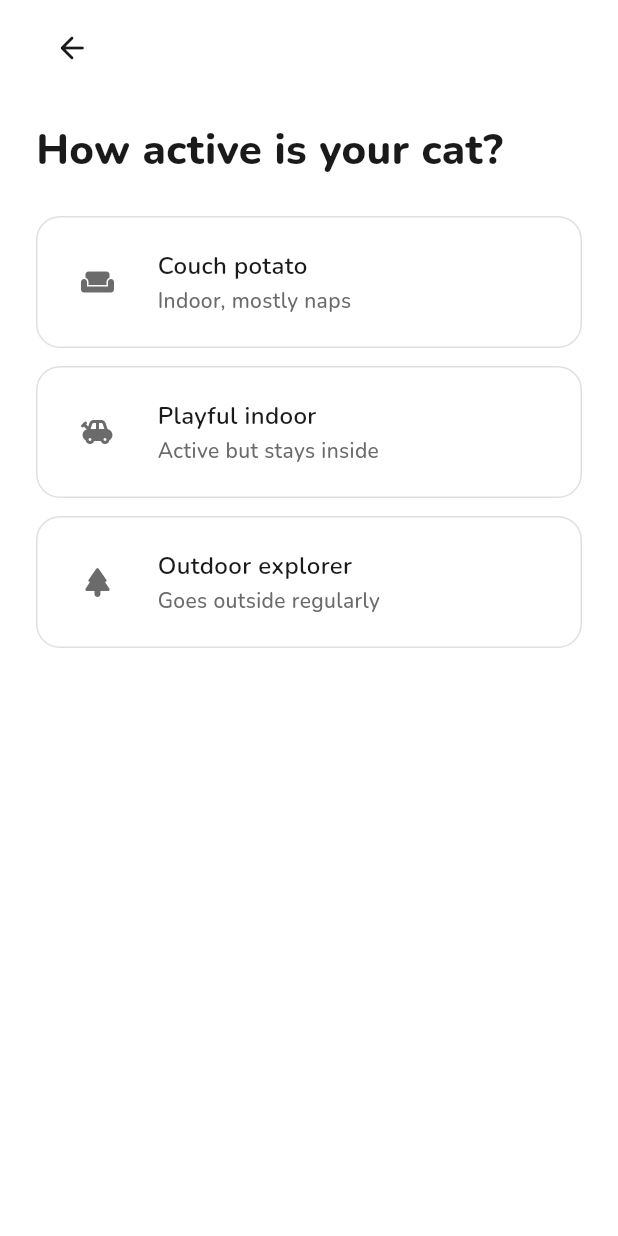
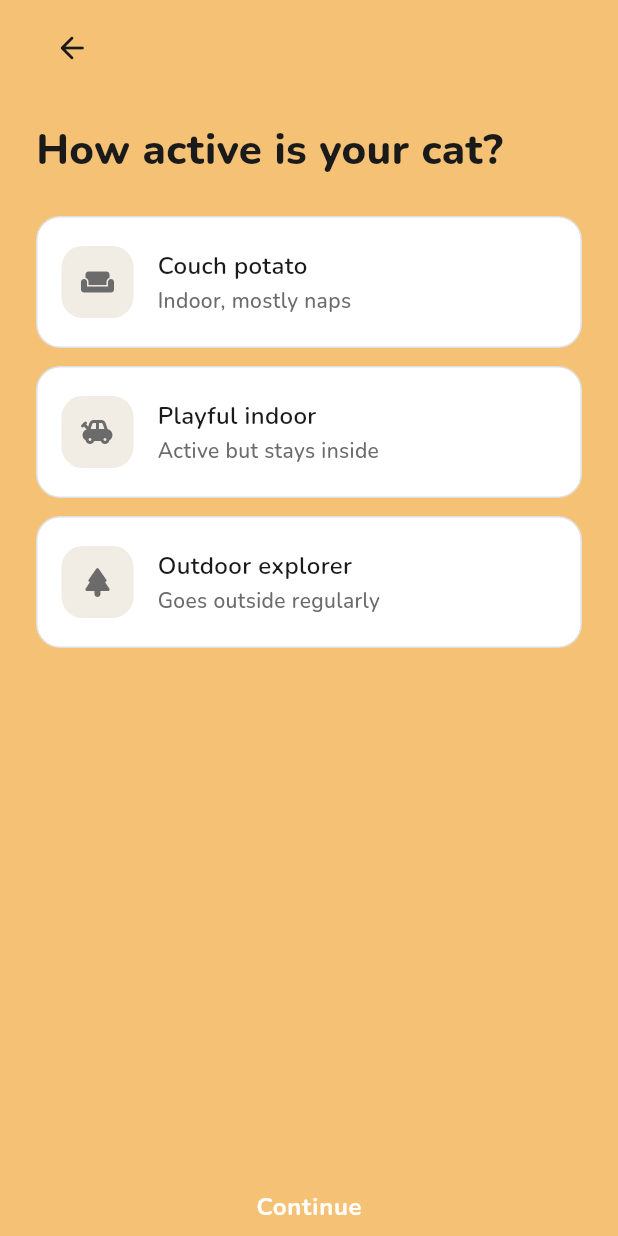
Before and after one commit to dhruvin-sarkar/Neko, a Flutter app: the OnboardingFlowView screen opened directly, on a phone screen of 412 x 824 dp. Run offline on Flutter 3.47's test engine with Material 3 defaults, Android fonts, the phone set to English and light mode, and no system bars; drawn by our look-alikes of flutter_animate; our stand-ins replace audioplayers, cached_network_image, cloud_firestore, file_picker, firebase_auth, firebase_core and 11 more; missing offline and left inert: chiclet; accounts and stored records are empty; generated files the repository leaves out were written again.

Commit message:
Use the warm amber background across onboarding and profile screens

```diff
--- a/lib/app/theme/app_colors.dart
+++ b/lib/app/theme/app_colors.dart
@@ -8,10 +8,15 @@ import 'package:flutter/material.dart';
 abstract final class AppColors {
   const AppColors._();
 
-  // Backgrounds
-  static const Color background = Color(0xFFFFFFFF);
+  // Backgrounds — the app uses one warm amber page background throughout;
+  // white is reserved for cards/fields (surfaceCard) layered on top of it.
+  static const Color background = Color(0xFFF5C275);
   static const Color homeBg = Color(0xFFF5C275);
   static const Color surfaceCard = Color(0xFFFFFFFF);
+
+  /// A subtle neutral fill for elements layered on a white card (e.g. an icon
+  /// tile) where plain white would be invisible against the card.
+  static const Color surfaceMuted = Color(0xFFF1ECE4);
 
   // Brand
   static const Color primary = Color(0xFFFF6B6B);
--- a/lib/features/onboarding/ui/widgets/activity_card.dart
+++ b/lib/features/onboarding/ui/widgets/activity_card.dart
@@ -49,7 +49,7 @@ class ActivityCard extends StatelessWidget {
                 decoration: BoxDecoration(
                   color: isSelected
                       ? AppColors.primary.withValues(alpha: 0.12)
-                      : AppColors.background,
+                      : AppColors.surfaceMuted,
                   borderRadius: BorderRadius.circular(14),
                 ),
                 child: Icon(
--- a/lib/features/onboarding/ui/widgets/onboarding_progress_bar.dart
+++ b/lib/features/onboarding/ui/widgets/onboarding_progress_bar.dart
@@ -15,7 +15,7 @@ class OnboardingProgressBar extends StatelessWidget {
       borderRadius: BorderRadius.circular(100),
       child: Container(
         height: 6,
-        color: AppColors.border,
+        color: AppColors.surfaceCard,
         child: AnimatedFractionallySizedBox(
           duration: const Duration(milliseconds: 300),
           curve: Curves.easeOut,
```
